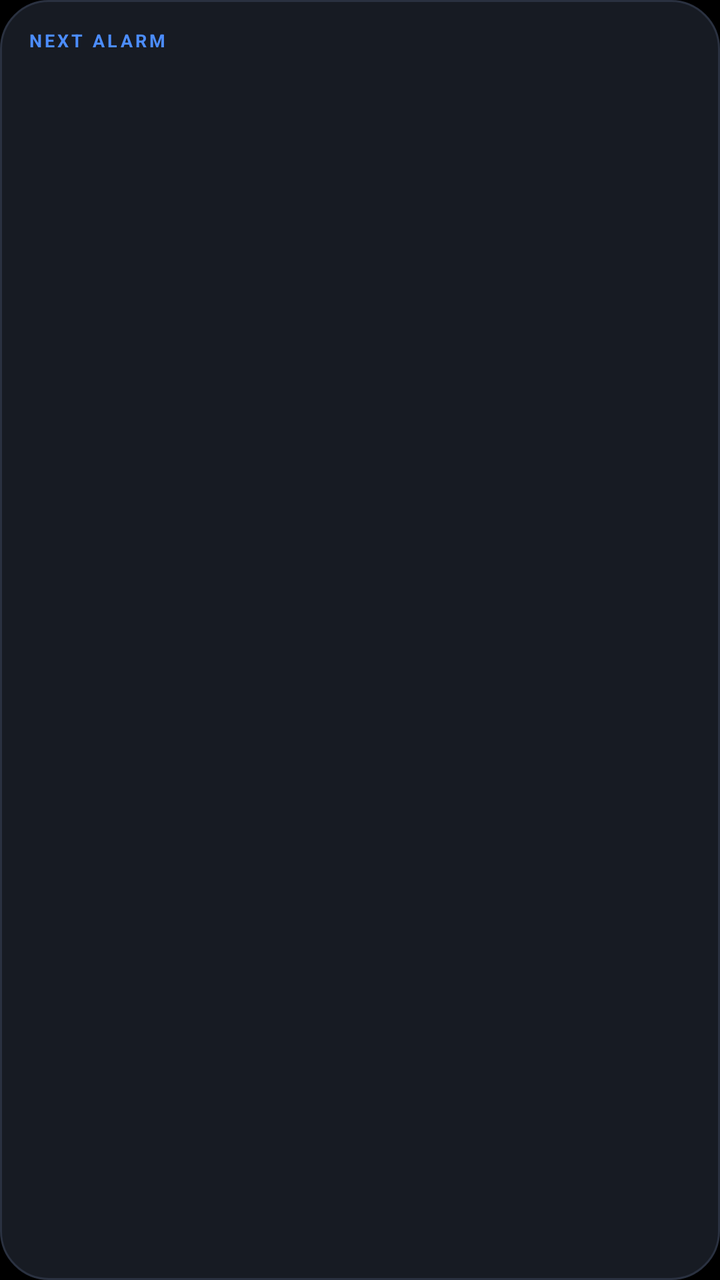
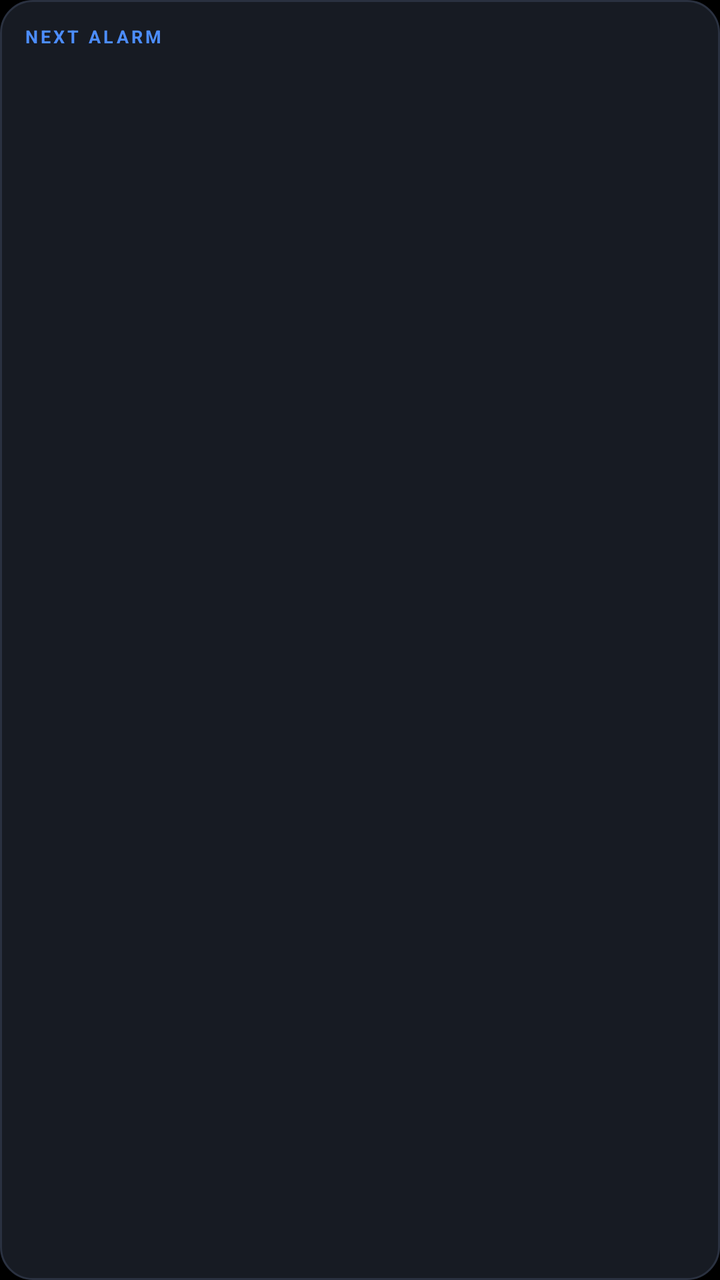

Screens rendered from an Android XML layout before and after an edit, with the pre-edit source and the edit as a unified diff.
<!-- AndroidManifest.xml: application theme Theme.Chronos -->
<!-- res/layout/widget_next_alarm.xml -->
<?xml version="1.0" encoding="utf-8"?>
<LinearLayout xmlns:android="http://schemas.android.com/apk/res/android"
    android:id="@+id/widget_root"
    android:layout_width="match_parent"
    android:layout_height="match_parent"
    android:background="@drawable/widget_bg"
    android:orientation="vertical"
    android:padding="14dp">

    <TextView
        android:layout_width="match_parent"
        android:layout_height="wrap_content"
        android:text="NEXT ALARM"
        android:textColor="#4C8DFF"
        android:textSize="9sp"
        android:letterSpacing="0.15"
        android:textStyle="bold" />

    <TextView android:id="@+id/next_time" android:layout_width="match_parent" android:layout_height="wrap_content" android:textSize="28sp" android:textColor="#EDEFF3" android:textStyle="bold" android:layout_marginTop="2dp"/>
    <TextView android:id="@+id/next_label" android:layout_width="match_parent" android:layout_height="wrap_content" android:textSize="12sp" android:textColor="#9AA3B2" />
    <TextView android:id="@+id/next_countdown" android:layout_width="match_parent" android:layout_height="wrap_content" android:textSize="11sp" android:textColor="#4C8DFF" android:layout_marginTop="2dp"/>
</LinearLayout>
<!-- resources referenced by this layout -->
<resources>
  <!-- drawable widget_bg (drawable) -->
  <?xml version="1.0" encoding="utf-8"?>
  <shape xmlns:android="http://schemas.android.com/apk/res/android" android:shape="rectangle">
      <corners android:radius="24dp" />
      <solid android:color="#171B23" />
      <stroke android:width="1dp" android:color="#2A3140" />
  </shape>
  <style name="Theme.Chronos" parent="android:Theme.Material.NoActionBar">
          <item name="android:windowBackground">@android:color/black</item>
          <item name="android:statusBarColor">@android:color/transparent</item>
          <item name="android:navigationBarColor">@android:color/transparent</item>
          <item name="android:windowDrawsSystemBarBackgrounds">true</item>
      </style>
</resources>

<!-- the commit's change to res/layout/widget_next_alarm.xml (unified diff, before → after) -->
@@ -5,18 +5,44 @@
     android:layout_height="match_parent"
     android:background="@drawable/widget_bg"
     android:orientation="vertical"
-    android:padding="14dp">
+    android:padding="@dimen/widget_pad">
 
     <TextView
+        android:id="@+id/next_header"
         android:layout_width="match_parent"
         android:layout_height="wrap_content"
-        android:text="NEXT ALARM"
-        android:textColor="#4C8DFF"
+        android:text="@string/widget_header_next_alarm"
+        android:textColor="@color/widget_accent"
         android:textSize="9sp"
         android:letterSpacing="0.15"
         android:textStyle="bold" />
 
-    <TextView android:id="@+id/next_time" android:layout_width="match_parent" android:layout_height="wrap_content" android:textSize="28sp" android:textColor="#EDEFF3" android:textStyle="bold" android:layout_marginTop="2dp"/>
-    <TextView android:id="@+id/next_label" android:layout_width="match_parent" android:layout_height="wrap_content" android:textSize="12sp" android:textColor="#9AA3B2" />
-    <TextView android:id="@+id/next_countdown" android:layout_width="match_parent" android:layout_height="wrap_content" android:textSize="11sp" android:textColor="#4C8DFF" android:layout_marginTop="2dp"/>
+    <TextView
+        android:id="@+id/next_time"
+        android:layout_width="match_parent"
+        android:layout_height="wrap_content"
+        android:layout_marginTop="@dimen/widget_gap_tiny"
+        android:textSize="28sp"
+        android:textColor="@color/widget_ink"
+        android:textStyle="bold" />
+
+    <TextView
+        android:id="@+id/next_label"
+        android:layout_width="match_parent"
+        android:layout_height="wrap_content"
+        android:textSize="12sp"
+        android:textColor="@color/widget_ink_muted"
+        android:maxLines="1"
+        android:ellipsize="end" />
+
+    
+    <TextView
+        android:id="@+id/next_countdown"
+        android:layout_width="match_parent"
+        android:layout_height="wrap_content"
+        android:layout_marginTop="@dimen/widget_gap_tiny"
+        android:textSize="11sp"
+        android:textColor="@color/widget_accent"
+        android:maxLines="1"
+        android:ellipsize="end" />
 </LinearLayout>
<!-- resource entries referenced after the edit -->
@@ -1,17 +1,24 @@
 <!-- resources referenced by this layout -->
 <resources>
+  <color name="widget_accent">#4C8DFF</color>
+  <color name="widget_ink">#EDEFF3</color>
+  <color name="widget_ink_muted">#9AA3B2</color>
+  <dimen name="widget_gap_tiny">2dp</dimen>
+  <dimen name="widget_pad">12dp</dimen>
   <!-- drawable widget_bg (drawable) -->
   <?xml version="1.0" encoding="utf-8"?>
   <shape xmlns:android="http://schemas.android.com/apk/res/android" android:shape="rectangle">
-      <corners android:radius="24dp" />
+      <corners android:radius="@dimen/widget_corner_radius" />
       <solid android:color="#171B23" />
       <stroke android:width="1dp" android:color="#2A3140" />
   </shape>
+  <string name="widget_header_next_alarm">NEXT ALARM</string>
   <style name="Theme.Chronos" parent="android:Theme.Material.NoActionBar">
           <item name="android:windowBackground">@android:color/black</item>
           <item name="android:statusBarColor">@android:color/transparent</item>
           <item name="android:navigationBarColor">@android:color/transparent</item>
           <item name="android:windowDrawsSystemBarBackgrounds">true</item>
       </style>
+  <dimen name="widget_corner_radius">16dp</dimen>
 </resources>
 
